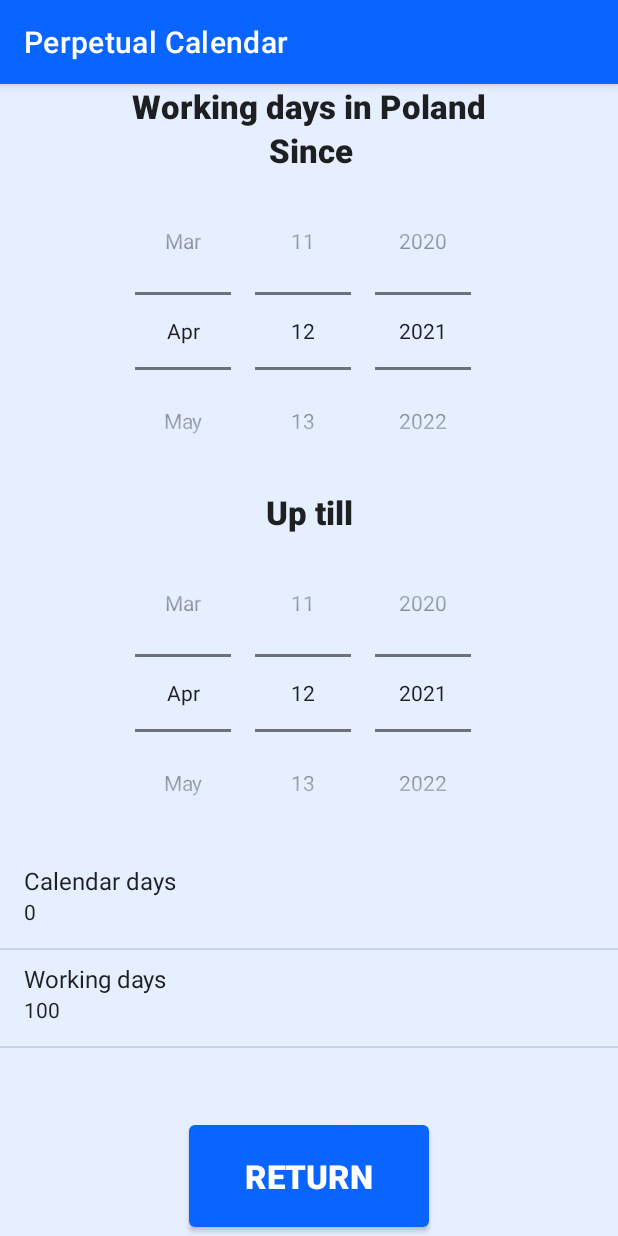
After one commit to adam-handke/PerpetualCalendar, an Android app: the ThirdActivity screen opened directly, with no data from a screen before it, on a phone screen of 412 x 824 dp. The commit adds this screen. Run offline under Robolectric (Android 15) with nearby library versions, the phone set to English and light mode, and no system bars.

Commit message:
add: Polish language support, redefined constraints, mock third activity

```diff
--- /dev/null
+++ b/app/src/main/java/com/ubiquitous/perpetualcalendar/ThirdActivity.kt
@@ -0,0 +1,59 @@
+package com.ubiquitous.perpetualcalendar
+
+import android.content.Intent
+import androidx.appcompat.app.AppCompatActivity
+import android.os.Bundle
+import android.view.View
+import android.widget.ListView
+import android.widget.SimpleAdapter
+import java.time.LocalDate
+import java.time.temporal.ChronoUnit
+import java.util.*
+
+fun calculateWorkingDays(): Long{
+    return 100
+}
+
+class ThirdActivity : AppCompatActivity() {
+
+    private lateinit var differenceListView: ListView
+    private lateinit var adapter: SimpleAdapter
+    private var year = Calendar.getInstance().get(Calendar.YEAR)
+
+    private fun setDifference(activity: AppCompatActivity, differenceListView: ListView, since: LocalDate, upTill: LocalDate) {
+        //setting names and dates of holidays
+        //based on https://www.geeksforgeeks.org/simpleadapter-in-android-with-example/
+        val listNames = arrayOf(getString(R.string.calendarDays), getString(R.string.workingDays))
+
+        val listNumbers = arrayOf(ChronoUnit.DAYS.between(since, upTill), calculateWorkingDays())
+        val listItems = ArrayList<HashMap<String,String>>()
+        for(i in listNames.indices){
+            val item = HashMap<String,String>()
+            item["name"] = listNames[i]
+            item["number"] = listNumbers[i].toString()
+            listItems.add(item)
+        }
+
+        adapter = SimpleAdapter(activity, listItems, android.R.layout.simple_list_item_2,
+                arrayOf("name", "number"), intArrayOf(android.R.id.text1, android.R.id.text2))
+        differenceListView.adapter = adapter
+
+        return
+    }
+
+    override fun onCreate(savedInstanceState: Bundle?) {
+        super.onCreate(savedInstanceState)
+        setContentView(R.layout.activity_third)
+
+        differenceListView = findViewById(R.id.differenceList)
+
+        setDifference(this, differenceListView, LocalDate.now(), LocalDate.now())
+    }
+
+    //returning to the main activity
+    fun returnClick(v: View){
+        val returnIntent = Intent(this, MainActivity::class.java)
+        returnIntent.putExtra("YEAR", year)
+        startActivity(returnIntent)
+    }
+}
--- /dev/null
+++ b/app/src/main/res/layout/activity_third.xml
@@ -0,0 +1,100 @@
+<?xml version="1.0" encoding="utf-8"?>
+<androidx.constraintlayout.widget.ConstraintLayout xmlns:android="http://schemas.android.com/apk/res/android"
+    xmlns:app="http://schemas.android.com/apk/res-auto"
+    xmlns:tools="http://schemas.android.com/tools"
+    android:layout_width="match_parent"
+    android:layout_height="match_parent"
+    android:background="#1A0A64FF"
+    tools:context=".ThirdActivity">
+
+    <TextView
+        android:id="@+id/textViewWorkingTitle"
+        android:layout_width="wrap_content"
+        android:layout_height="wrap_content"
+        android:fontFamily="sans-serif-black"
+        android:text="@string/workingTitle"
+        android:textAlignment="center"
+        android:textAllCaps="false"
+        android:textAppearance="@style/TextAppearance.AppCompat.Large"
+        app:layout_constraintBottom_toTopOf="@+id/textViewSince"
+        app:layout_constraintEnd_toEndOf="parent"
+        app:layout_constraintStart_toStartOf="parent"
+        app:layout_constraintTop_toTopOf="parent" />
+
+    <TextView
+        android:id="@+id/textViewSince"
+        android:layout_width="wrap_content"
+        android:layout_height="wrap_content"
+        android:fontFamily="sans-serif-black"
+        android:text="@string/since"
+        android:textAlignment="center"
+        android:textAllCaps="false"
+        android:textAppearance="@style/TextAppearance.AppCompat.Large"
+        app:layout_constraintBottom_toTopOf="@+id/datePickerSince"
+        app:layout_constraintEnd_toEndOf="parent"
+        app:layout_constraintHorizontal_bias="0.504"
+        app:layout_constraintStart_toStartOf="parent"
+        app:layout_constraintTop_toBottomOf="@+id/textViewWorkingTitle" />
+
+    <DatePicker
+        android:id="@+id/datePickerSince"
+        android:layout_width="0dp"
+        android:layout_height="wrap_content"
+        android:calendarViewShown="false"
+        android:datePickerMode="spinner"
+        app:layout_constraintBottom_toTopOf="@+id/textViewUpTill"
+        app:layout_constraintEnd_toEndOf="parent"
+        app:layout_constraintStart_toStartOf="parent"
+        app:layout_constraintTop_toBottomOf="@+id/textViewSince" />
+
+    <TextView
+        android:id="@+id/textViewUpTill"
+        android:layout_width="wrap_content"
+        android:layout_height="wrap_content"
+        android:fontFamily="sans-serif-black"
+        android:text="@string/upTill"
+        android:textAlignment="center"
+        android:textAllCaps="false"
+        android:textAppearance="@style/TextAppearance.AppCompat.Large"
+        app:layout_constraintBottom_toTopOf="@+id/datePickerUpTill"
+        app:layout_constraintEnd_toEndOf="@+id/datePickerUpTill"
+        app:layout_constraintStart_toStartOf="@+id/datePickerUpTill"
+        app:layout_constraintTop_toBottomOf="@+id/datePickerSince" />
+
+    <DatePicker
+        android:id="@+id/datePickerUpTill"
+        android:layout_width="0dp"
+        android:layout_height="wrap_content"
+        android:calendarViewShown="false"
+        android:datePickerMode="spinner"
+        app:layout_constraintBottom_toTopOf="@+id/differenceList"
+        app:layout_constraintEnd_toEndOf="parent"
+        app:layout_constraintStart_toStartOf="parent"
+        app:layout_constraintTop_toBottomOf="@+id/textViewUpTill" />
+
+    <ListView
+        android:id="@+id/differenceList"
+        android:layout_width="0dp"
+        android:layout_height="0dp"
+        android:animateLayoutChanges="true"
+        android:clickable="true"
+        app:layout_constraintBottom_toTopOf="@+id/button"
+        app:layout_constraintEnd_toEndOf="parent"
+        app:layout_constraintStart_toStartOf="parent"
+        app:layout_constraintTop_toBottomOf="@+id/datePickerUpTill" />
+
+    <Button
+        android:id="@+id/button"
+        android:layout_width="160dp"
+        android:layout_height="80dp"
+        android:fontFamily="sans-serif-black"
+        android:onClick="returnClick"
+        android:text="@string/ret"
+        android:textAllCaps="true"
+        android:textAppearance="@style/TextAppearance.AppCompat.Large"
+        app:layout_constraintBottom_toBottomOf="parent"
+        app:layout_constraintEnd_toEndOf="parent"
+        app:layout_constraintStart_toStartOf="parent"
+        app:layout_constraintTop_toBottomOf="@+id/differenceList" />
+
+</androidx.constraintlayout.widget.ConstraintLayout>
--- a/app/src/main/res/values/strings.xml
+++ b/app/src/main/res/values/strings.xml
@@ -1,8 +1,20 @@
 <resources>
     <string name="app_name">Perpetual Calendar</string>
-    <string name="choose">Choose a year</string>
+    <string name="choose">Movable feasts in the year:</string>
     <string name="shopping">Shopping Sundays</string>
     <string name="working">Working days</string>
     <string name="ret">Return</string>
     <string name="shoppingTitle">Shopping Sundays in Poland</string>
+    <string name="workingTitle">Working days in Poland</string>
+    <string name="since">Since</string>
+    <string name="upTill">Up till</string>
+    <string name="ashWednesday">Ash Wednesday</string>
+    <string name="easterSunday">Easter Sunday</string>
+    <string name="corpusChristi">Corpus Christi</string>
+    <string name="advent">"First Sunday of Advent"</string>
+    <string name="clipboard">Copied to clipboard</string>
+    <string name="laterMsg">Select 2020 or later year</string>
+    <string name="notSupported"> not supported</string>
+    <string name="calendarDays">Calendar days</string>
+    <string name="workingDays">Working days</string>
 </resources>
```
Also changed, not shown: app/src/main/AndroidManifest.xml (+6 -3 lines), app/src/main/java/com/ubiquitous/perpetualcalendar/MainActivity.kt (+10 -2 lines), app/src/main/java/com/ubiquitous/perpetualcalendar/SecondActivity.kt (+4 -5 lines), app/src/main/res/layout/activity_main.xml (+22 -24 lines), app/src/main/res/layout/activity_second.xml (+13 -19 lines), 2 other files.
